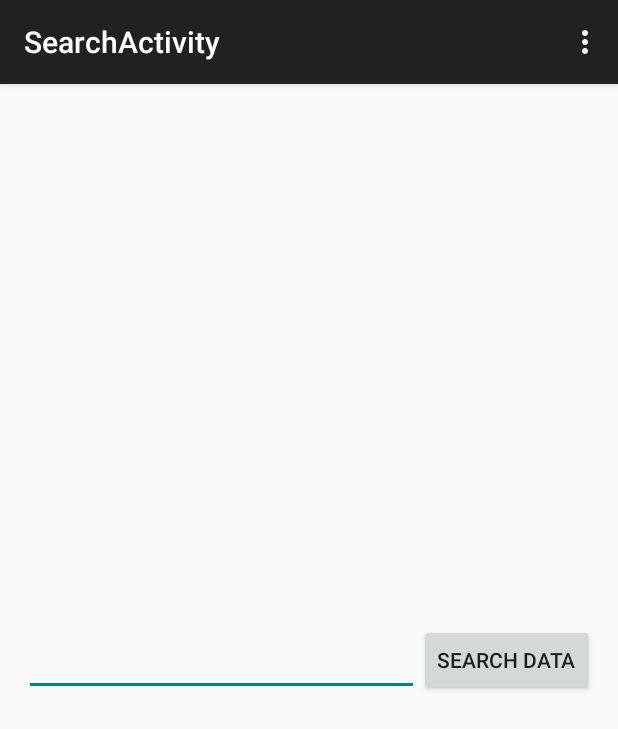
After one commit to allisonsliu/MyContactApp, an Android app: the SearchActivity screen opened directly, with no data from a screen before it, on a phone screen of 412 x 824 dp. The commit adds this screen. Shown: the top 729 px of the screen. Run offline under Robolectric (Android 15) with nearby library versions, the phone set to English and light mode, and no system bars.

Commit message:
Edited MainAcitivity to create search by name and created SearchActivity
Creating new screen
Added search bar to bring up data when name is searched

```diff
--- a/MyContactApp/app/src/main/AndroidManifest.xml
+++ b/MyContactApp/app/src/main/AndroidManifest.xml
@@ -16,6 +16,10 @@
                 <category android:name="android.intent.category.LAUNCHER" />
             </intent-filter>
         </activity>
+        <activity
+            android:name=".SearchActivity"
+            android:label="@string/title_activity_search" >
+        </activity>
     </application>
 
 </manifest>
--- /dev/null
+++ b/MyContactApp/app/src/main/java/com/example/liua9805/mycontactapp/SearchActivity.java
@@ -0,0 +1,42 @@
+package com.example.liua9805.mycontactapp;
+
+import android.support.v7.app.ActionBarActivity;
+import android.os.Bundle;
+import android.view.Menu;
+import android.view.MenuItem;
+import android.view.View;
+
+
+public class SearchActivity extends MainActivity {
+
+    @Override
+    protected void onCreate(Bundle savedInstanceState) {
+        super.onCreate(savedInstanceState);
+        setContentView(R.layout.activity_search);
+    }
+    public void searchData(View v){
+        super.searchData(v);
+    }
+
+    @Override
+    public boolean onCreateOptionsMenu(Menu menu) {
+        // Inflate the menu; this adds items to the action bar if it is present.
+        getMenuInflater().inflate(R.menu.menu_search, menu);
+        return true;
+    }
+
+    @Override
+    public boolean onOptionsItemSelected(MenuItem item) {
+        // Handle action bar item clicks here. The action bar will
+        // automatically handle clicks on the Home/Up button, so long
+        // as you specify a parent activity in AndroidManifest.xml.
+        int id = item.getItemId();
+
+        //noinspection SimplifiableIfStatement
+        if (id == R.id.action_settings) {
+            return true;
+        }
+
+        return super.onOptionsItemSelected(item);
+    }
+}
--- /dev/null
+++ b/MyContactApp/app/src/main/res/layout/activity_search.xml
@@ -0,0 +1,27 @@
+<RelativeLayout xmlns:android="http://schemas.android.com/apk/res/android"
+    xmlns:tools="http://schemas.android.com/tools" android:layout_width="match_parent"
+    android:layout_height="match_parent" android:paddingLeft="@dimen/activity_horizontal_margin"
+    android:paddingRight="@dimen/activity_horizontal_margin"
+    android:paddingTop="@dimen/activity_vertical_margin"
+    android:paddingBottom="@dimen/activity_vertical_margin"
+    tools:context="com.example.liua9805.mycontactapp.SearchActivity">
+
+    <Button
+        android:layout_width="wrap_content"
+        android:layout_height="wrap_content"
+        android:text="SEARCH DATA"
+        android:id="@+id/button_search"
+        android:layout_centerVertical="true"
+        android:layout_alignParentRight="true"
+        android:layout_alignParentEnd="true"
+        android:onClick="searchData" />
+
+    <EditText
+        android:layout_width="wrap_content"
+        android:layout_height="wrap_content"
+        android:id="@+id/editText_search"
+        android:layout_alignBottom="@+id/button_search"
+        android:layout_toLeftOf="@+id/button_search"
+        android:layout_alignParentLeft="true"
+        android:layout_alignParentStart="true" />
+</RelativeLayout>
--- /dev/null
+++ b/MyContactApp/app/src/main/res/menu/menu_search.xml
@@ -0,0 +1,7 @@
+<menu xmlns:android="http://schemas.android.com/apk/res/android"
+    xmlns:app="http://schemas.android.com/apk/res-auto"
+    xmlns:tools="http://schemas.android.com/tools"
+    tools:context="com.example.liua9805.mycontactapp.SearchActivity">
+    <item android:id="@+id/action_settings" android:title="@string/action_settings"
+        android:orderInCategory="100" app:showAsAction="never" />
+</menu>
--- a/MyContactApp/app/src/main/res/values/strings.xml
+++ b/MyContactApp/app/src/main/res/values/strings.xml
@@ -3,4 +3,5 @@
 
     <string name="hello_world">Hello world!</string>
     <string name="action_settings">Settings</string>
+    <string name="title_activity_search">SearchActivity</string>
 </resources>
```
Also changed, not shown: MyContactApp/app/src/main/java/com/example/liua9805/mycontactapp/MainActivity.java (+37 -0 lines), MyContactApp/app/src/main/res/layout/activity_main.xml (+45 -19 lines).
